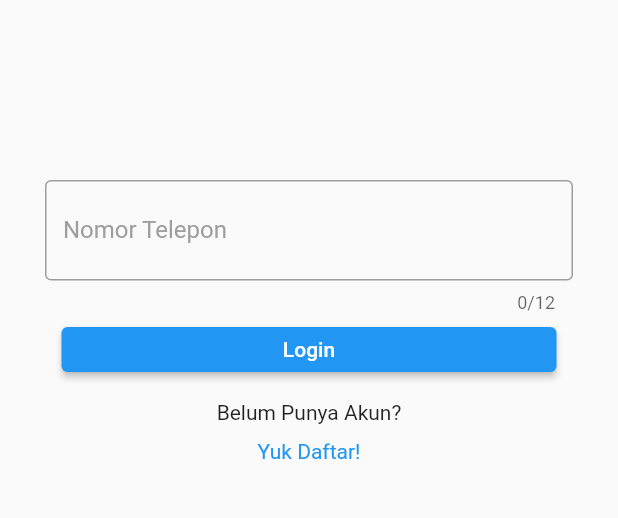
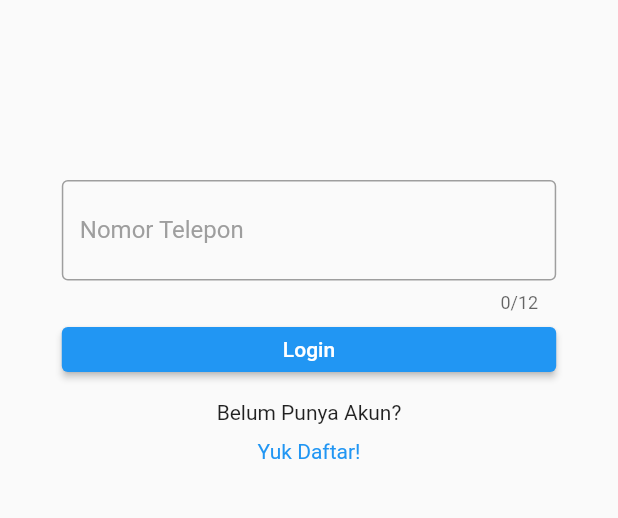
Before and after one commit to sanstuy/project_lapang, a Flutter app: the screen it shows after launch, on a phone screen of 412 x 824 dp, the part 232-750 px from its top. Run offline on Flutter 3.47's test engine with Material 2 defaults, Android fonts, the light colour scheme and no system bars; our stand-ins replace cloud_firestore, firebase_auth, firebase_core, firebase_storage, image_picker, pdf and 1 more; accounts and stored records are empty.

Commit message:
Menambahkan Padding

```diff
--- a/lib/login_screen.dart
+++ b/lib/login_screen.dart
@@ -54,6 +54,7 @@ class _LoginScreenState extends State<LoginScreen> {
     return Scaffold(
       body: SafeArea(
         child: Column(
+          crossAxisAlignment: CrossAxisAlignment.center,
           children: <Widget>[
             const Expanded(
               flex: 1,
@@ -71,7 +72,8 @@ class _LoginScreenState extends State<LoginScreen> {
               child: Column(
                 children: [
                   Padding(
-                    padding: const EdgeInsets.symmetric(horizontal: 30.0),
+                    padding: EdgeInsets.symmetric(
+                        horizontal: MediaQuery.of(context).size.width * 0.1),
                     child: TextField(
                       decoration: const InputDecoration(
                         enabledBorder: OutlineInputBorder(
@@ -95,7 +97,10 @@ class _LoginScreenState extends State<LoginScreen> {
                       ],
                     ),
                   ),
-                  ElevatedButton(
+                  Padding(
+                    padding: EdgeInsets.symmetric(
+                        horizontal: MediaQuery.of(context).size.width * 0.1),
+                    child: ElevatedButton(
                       onPressed: () {
                         setState(() {
                           login();
@@ -106,6 +111,7 @@ class _LoginScreenState extends State<LoginScreen> {
                           padding: const EdgeInsets.symmetric(horizontal: 30.0),
                           maximumSize: const Size(double.infinity, 30.0),
                           minimumSize: const Size(330, 30.0)),
+                    ),
                   ),
                   const Padding(
                     padding:
```
Lines whose indentation alone changed are shown as unchanged.
